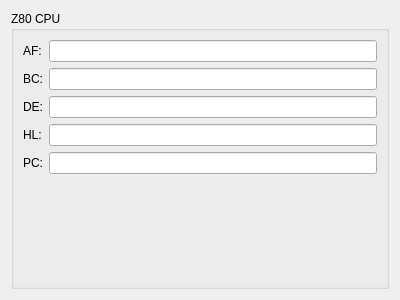
Qt form qcpcemu/debugform.ui (cloose/qcpcemu) before a commit.
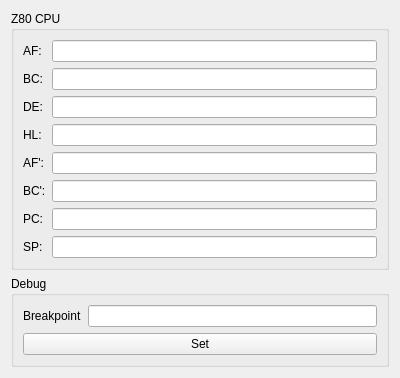
The same form after that commit.

Commit message: Display more registers in debug form and add possibility for breakpoints

Diff of the .ui file:
```diff
--- a/qcpcemu/debugform.ui
+++ b/qcpcemu/debugform.ui
@@ -7,7 +7,7 @@
     <x>0</x>
     <y>0</y>
     <width>400</width>
-    <height>300</height>
+    <height>371</height>
    </rect>
   </property>
   <property name="windowTitle">
@@ -43,13 +43,6 @@
         </property>
        </widget>
       </item>
-      <item row="2" column="1">
-       <widget class="QLineEdit" name="regBCEdit">
-        <property name="readOnly">
-         <bool>true</bool>
-        </property>
-       </widget>
-      </item>
       <item row="2" column="0">
        <widget class="QLabel" name="regBCLabel">
         <property name="text">
@@ -60,6 +53,13 @@
         </property>
        </widget>
       </item>
+      <item row="2" column="1">
+       <widget class="QLineEdit" name="regBCEdit">
+        <property name="readOnly">
+         <bool>true</bool>
+        </property>
+       </widget>
+      </item>
       <item row="3" column="0">
        <widget class="QLabel" name="regDELabel">
         <property name="text">
@@ -67,6 +67,9 @@
         </property>
        </widget>
       </item>
+      <item row="3" column="1">
+       <widget class="QLineEdit" name="regDEEdit"/>
+      </item>
       <item row="4" column="0">
        <widget class="QLabel" name="regHLLabel">
         <property name="text">
@@ -74,21 +77,80 @@
         </property>
        </widget>
       </item>
-      <item row="5" column="0">
-       <widget class="QLabel" name="regPCLabel">
-        <property name="text">
-         <string>PC:</string>
-        </property>
-       </widget>
-      </item>
-      <item row="3" column="1">
-       <widget class="QLineEdit" name="regDEEdit"/>
-      </item>
       <item row="4" column="1">
        <widget class="QLineEdit" name="regHLEdit"/>
       </item>
-      <item row="5" column="1">
+      <item row="7" column="1">
+       <widget class="QLineEdit" name="regAF1Edit"/>
+      </item>
+      <item row="8" column="0">
+       <widget class="QLabel" name="regBC1Label">
+        <property name="text">
+         <string>BC':</string>
+        </property>
+       </widget>
+      </item>
+      <item row="8" column="1">
+       <widget class="QLineEdit" name="regBC1Edit"/>
+      </item>
+      <item row="11" column="0">
+       <widget class="QLabel" name="regPCLabel">
+        <property name="text">
+         <string>PC:</string>
+        </property>
+       </widget>
+      </item>
+      <item row="11" column="1">
        <widget class="QLineEdit" name="regPCEdit"/>
+      </item>
+      <item row="7" column="0">
+       <widget class="QLabel" name="regAF1Label">
+        <property name="text">
+         <string>AF':</string>
+        </property>
+       </widget>
+      </item>
+      <item row="12" column="0">
+       <widget class="QLabel" name="regSPLabel">
+        <property name="text">
+         <string>SP:</string>
+        </property>
+       </widget>
+      </item>
+      <item row="12" column="1">
+       <widget class="QLineEdit" name="regSPEdit"/>
+      </item>
+     </layout>
+    </widget>
+   </item>
+   <item>
+    <widget class="QGroupBox" name="groupBox_2">
+     <property name="title">
+      <string>Debug</string>
+     </property>
+     <property name="flat">
+      <bool>true</bool>
+     </property>
+     <layout class="QFormLayout" name="formLayout_2">
+      <property name="fieldGrowthPolicy">
+       <enum>QFormLayout::AllNonFixedFieldsGrow</enum>
+      </property>
+      <item row="0" column="0">
+       <widget class="QLabel" name="breakpointLabel">
+        <property name="text">
+         <string>Breakpoint</string>
+        </property>
+       </widget>
+      </item>
+      <item row="0" column="1">
+       <widget class="QLineEdit" name="breakpointEdit"/>
+      </item>
+      <item row="1" column="0" colspan="2">
+       <widget class="QPushButton" name="pushButton">
+        <property name="text">
+         <string>Set</string>
+        </property>
+       </widget>
       </item>
      </layout>
     </widget>
```
The commit also changes 7 other files.
